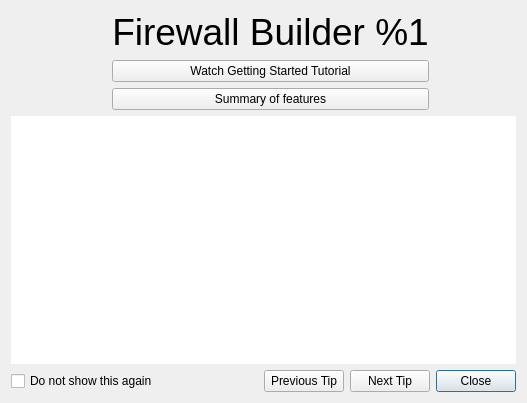
Above: src/libgui/starttipdialog_q.ui from fwbuilder/fwbuilder before the change. Below: the same form after it.
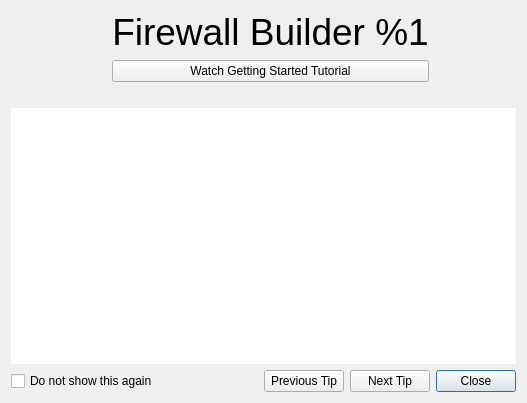
That is the form after the change. Icons and pictures are not drawn.

Commit message: fixed #1857 Remove "Getting Started" guide from the package; I kept the TutorialDialog class and getting started tutorial classes just in case

```diff
--- a/src/libgui/starttipdialog_q.ui
+++ b/src/libgui/starttipdialog_q.ui
@@ -95,13 +95,6 @@
        </property>
       </spacer>
      </item>
-     <item row="2" column="1">
-      <widget class="QPushButton" name="show_summary">
-       <property name="text">
-        <string>Summary of features</string>
-       </property>
-      </widget>
-     </item>
      <item row="2" column="2">
       <spacer name="horizontalSpacer_3">
        <property name="orientation">
```
Left out of the diff: 16 changed lines with no effect on the pictures. The commit also changes 4 other files.
